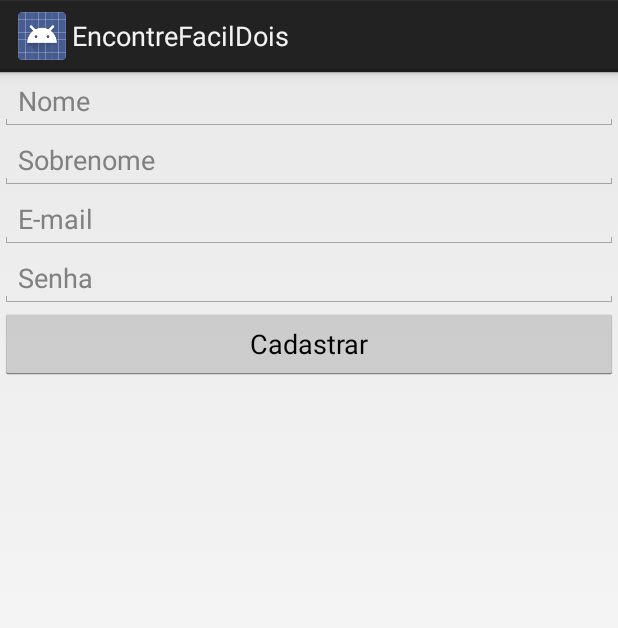
After one commit to RafaeldsValente/EncontreFacilDois, an Android app: the layout activity_cadastro.xml on its own in the app's theme, with its tools: preview values and no code run, on a phone screen of 412 x 824 dp. The commit adds this screen. Shown: the top 628 px of the screen. Run offline under Robolectric (Android 15) with nearby library versions, the phone set to English and light mode, and no system bars.

Commit message:
Cadastro

```diff
--- a/app/build.gradle
+++ b/app/build.gradle
@@ -25,5 +25,6 @@ dependencies {
         exclude group: 'com.android.support', module: 'support-annotations'
     })
     compile 'com.android.support.constraint:constraint-layout:1.0.2'
+    compile 'com.android.support:appcompat-v7:25.1.1'
     testCompile 'junit:junit:4.12'
 }
--- a/app/src/main/java/com/example/rafael/encontrefacildois/LoginActivity.java
+++ b/app/src/main/java/com/example/rafael/encontrefacildois/LoginActivity.java
@@ -58,7 +58,7 @@ public class LoginActivity extends Activity {
 
             try {
                 //URL url = new URL("http://104.197.212.29/EncontreFacilWs/rest/Usuario/GetUsuario/1");// + usuario + "/" + senha);
-                URL url = new URL("http://104.197.212.29/EncontreFacilWs/rest/Usuario/VerificarUsuario/" + usuario + "/" + senha);
+                URL url = new URL("http://104.198.246.43/EncontreFacilWs/rest/Usuario/VerificarUsuario/" + usuario + "/" + senha);
                 urlConnection = (HttpURLConnection) url.openConnection();
                 urlConnection.setReadTimeout(10000);
                 urlConnection.setConnectTimeout(15000);
--- /dev/null
+++ b/app/src/main/res/layout/activity_cadastro.xml
@@ -0,0 +1,45 @@
+<?xml version="1.0" encoding="utf-8"?>
+<LinearLayout xmlns:android="http://schemas.android.com/apk/res/android"
+    android:layout_width="match_parent"
+    android:layout_height="match_parent"
+    android:orientation="vertical">
+
+    <EditText
+        android:id="@+id/editNome"
+        android:layout_width="match_parent"
+        android:layout_height="wrap_content"
+        android:ems="10"
+        android:hint="Nome"
+        android:inputType="textPersonName" />
+
+    <EditText
+        android:id="@+id/editSobrenome"
+        android:layout_width="match_parent"
+        android:layout_height="wrap_content"
+        android:ems="10"
+        android:hint="Sobrenome"
+        android:inputType="textPersonName" />
+
+    <EditText
+        android:id="@+id/editEmail"
+        android:layout_width="match_parent"
+        android:layout_height="wrap_content"
+        android:ems="10"
+        android:hint="E-mail"
+        android:inputType="textEmailAddress" />
+
+    <EditText
+        android:id="@+id/editSenha"
+        android:layout_width="match_parent"
+        android:layout_height="wrap_content"
+        android:ems="10"
+        android:hint="Senha"
+        android:inputType="textPersonName" />
+
+    <Button
+        android:id="@+id/button3"
+        android:layout_width="match_parent"
+        android:layout_height="wrap_content"
+        android:text="Cadastrar"
+        android:onClick="Cadastrar"/>
+</LinearLayout>
--- /dev/null
+++ b/app/src/main/res/values-w820dp/dimens.xml
@@ -0,0 +1,6 @@
+<resources>
+    <!-- Example customization of dimensions originally defined in res/values/dimens.xml
+         (such as screen margins) for screens with more than 820dp of available width. This
+         would include 7" and 10" devices in landscape (~960dp and ~1280dp respectively). -->
+    <dimen name="activity_horizontal_margin">64dp</dimen>
+</resources>
--- /dev/null
+++ b/app/src/main/res/values/dimens.xml
@@ -0,0 +1,5 @@
+<resources>
+    <!-- Default screen margins, per the Android Design guidelines. -->
+    <dimen name="activity_horizontal_margin">16dp</dimen>
+    <dimen name="activity_vertical_margin">16dp</dimen>
+</resources>
```
Also changed, not shown: app/src/main/AndroidManifest.xml (+3 -4 lines), app/src/main/java/com/example/rafael/encontrefacildois/CadastroActivity.java (added, +36 -0 lines).
